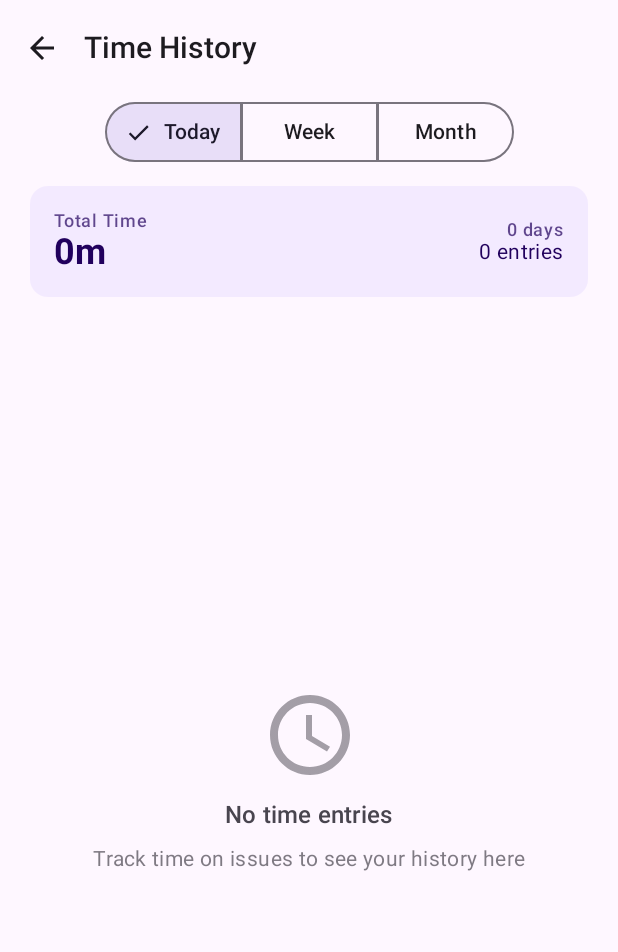
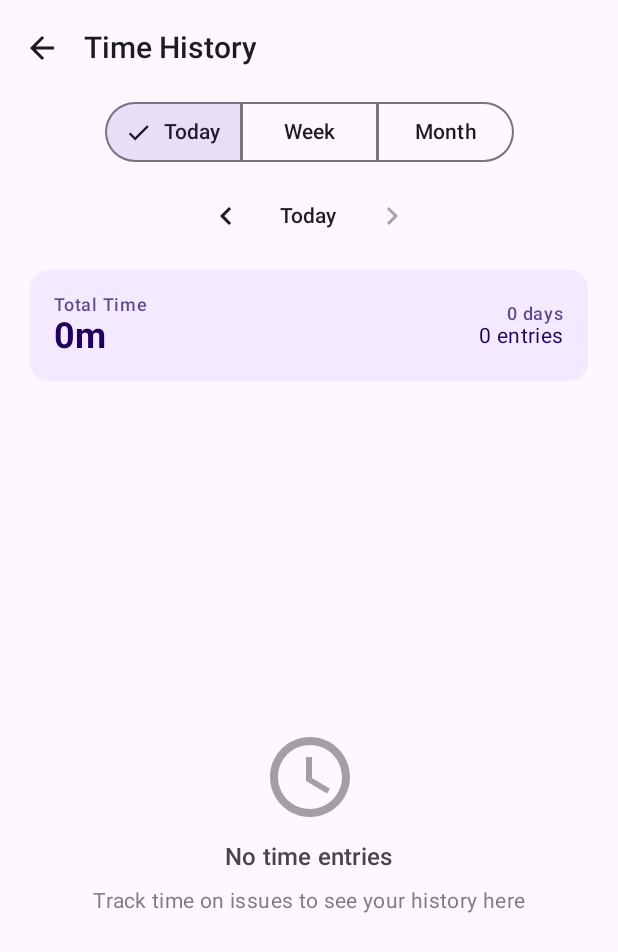
Before and after one commit to youniqx/time, an Android app built with Jetpack Compose: the composable TimeHistoryScreen called with empty values, on a phone screen of 412 x 824 dp. Shown: the top 952 px of the screen. Run offline under Robolectric (Android 15) with nearby library versions, the phone set to English and light mode, and no system bars; 12 statements that could not run were skipped.

Commit message:
feat: add period navigation to time history
- Add period offset navigation with chevron buttons
- Allow viewing previous weeks/months in time history
- Show period label (e.g., 'Last Week', '2 weeks ago')
- Reset offset when changing time range

```diff
--- a/composeApp/src/commonMain/kotlin/com/youniqx/time/history/TimeHistoryScreen.kt
+++ b/composeApp/src/commonMain/kotlin/com/youniqx/time/history/TimeHistoryScreen.kt
@@ -17,6 +17,7 @@ import androidx.compose.foundation.layout.fillMaxWidth
 import androidx.compose.foundation.layout.padding
 import androidx.compose.foundation.layout.size
 import androidx.compose.foundation.layout.width
+import androidx.compose.foundation.layout.windowInsetsPadding
 import androidx.compose.foundation.lazy.LazyColumn
 import androidx.compose.foundation.lazy.items
 import androidx.compose.foundation.shape.RoundedCornerShape
@@ -24,6 +25,8 @@ import androidx.compose.material.icons.Icons
 import androidx.compose.material.icons.automirrored.filled.ArrowBack
 import androidx.compose.material.icons.automirrored.filled.OpenInNew
 import androidx.compose.material.icons.filled.CalendarMonth
+import androidx.compose.material.icons.filled.ChevronLeft
+import androidx.compose.material.icons.filled.ChevronRight
 import androidx.compose.material.icons.filled.Schedule
 import androidx.compose.material3.Card
 import androidx.compose.material3.CardDefaults
@@ -65,7 +68,15 @@ import kotlin.time.Instant
 enum class TimeRange(val label: String, val daysBack: Int) {
     Today("Today", 1),
     Week("Week", 7),
-    Month("Month", 30)
+    Month("Month", 30);
+
+    fun getLabel(offset: Int): String = when {
+        offset == 0 -> label
+        this == Today -> "$offset days ago"
+        this == Week -> if (offset == 1) "Last week" else "$offset weeks ago"
+        this == Month -> if (offset == 1) "Last month" else "$offset months ago"
+        else -> label
+    }
 }
 
 data class TimelogEntry(
@@ -97,10 +108,31 @@ fun TimeHistoryScreen(
     val spacing = LocalSpacing.current
     val insets = WindowInsets.systemBarsForVisualComponents.asPaddingValues()
 
+    // Period offset (0 = current, 1 = previous, 2 = 2 periods ago, etc.)
+    var periodOffset by remember { mutableStateOf(0) }
+
+    // Reset offset when range changes
+    remember(selectedRange) { periodOffset = 0 }
+
+    // Filter timelogs based on selected range and offset
+    val filteredTimelogs = remember(timelogs, selectedRange, periodOffset) {
+        val now = Clock.System.now()
+        val periodDays = selectedRange.daysBack
+        val startOffset = periodOffset * periodDays
+        val endOffset = (periodOffset + 1) * periodDays
+
+        val periodStart = now - endOffset.days
+        val periodEnd = now - startOffset.days
+
+        timelogs.filter { entry ->
+            entry.spentAt >= periodStart && entry.spentAt < periodEnd
+        }
+    }
+
     // Group timelogs by day
-    val groupedByDay = remember(timelogs) {
+    val groupedByDay = remember(filteredTimelogs) {
         val now = Clock.System.now()
-        timelogs
+        filteredTimelogs
             .groupBy { entry ->
                 val age = now - entry.spentAt
                 when {
@@ -124,7 +156,7 @@ fun TimeHistoryScreen(
     }
 
     // Calculate totals
-    val totalTime = timelogs.sumOf { it.timeSpent }
+    val totalTime = filteredTimelogs.sumOf { it.timeSpent }
 
     Scaffold(
         topBar = {
@@ -134,7 +166,9 @@ fun TimeHistoryScreen(
                     IconButton(onClick = onBack) {
                         Icon(Icons.AutoMirrored.Filled.ArrowBack, contentDescription = "Back")
                     }
-                }
+                },
+                modifier = Modifier.windowInsetsPadding(WindowInsets.systemBarsForVisualComponents),
+                windowInsets = WindowInsets(0)
             )
         },
         modifier = modifier
@@ -149,7 +183,7 @@ fun TimeHistoryScreen(
                 modifier = Modifier
                     .fillMaxWidth()
                     .padding(horizontal = spacing.screenPadding)
-                    .padding(bottom = spacing.md),
+                    .padding(bottom = spacing.sm),
                 horizontalArrangement = Arrangement.Center
             ) {
                 SingleChoiceSegmentedButtonRow {
@@ -165,6 +199,31 @@ fun TimeHistoryScreen(
                             Text(range.label)
                         }
                     }
+                }
+            }
+
+            // Period navigation
+            Row(
+                modifier = Modifier
+                    .fillMaxWidth()
+                    .padding(horizontal = spacing.screenPadding)
+                    .padding(bottom = spacing.md),
+                horizontalArrangement = Arrangement.Center,
+                verticalAlignment = Alignment.CenterVertically
+            ) {
+                IconButton(onClick = { periodOffset++ }) {
+                    Icon(Icons.Default.ChevronLeft, contentDescription = "Previous period")
+                }
+                Text(
+                    text = selectedRange.getLabel(periodOffset),
+                    style = MaterialTheme.typography.titleSmall,
+                    modifier = Modifier.padding(horizontal = spacing.md)
+                )
+                IconButton(
+                    onClick = { if (periodOffset > 0) periodOffset-- },
+                    enabled = periodOffset > 0
+                ) {
+                    Icon(Icons.Default.ChevronRight, contentDescription = "Next period")
                 }
             }
 
@@ -221,7 +280,7 @@ fun TimeHistoryScreen(
                 ) {
                     CircularProgressIndicator()
                 }
-            } else if (timelogs.isEmpty()) {
+            } else if (filteredTimelogs.isEmpty()) {
                 Box(
                     modifier = Modifier.fillMaxSize(),
                     contentAlignment = Alignment.Center
```
